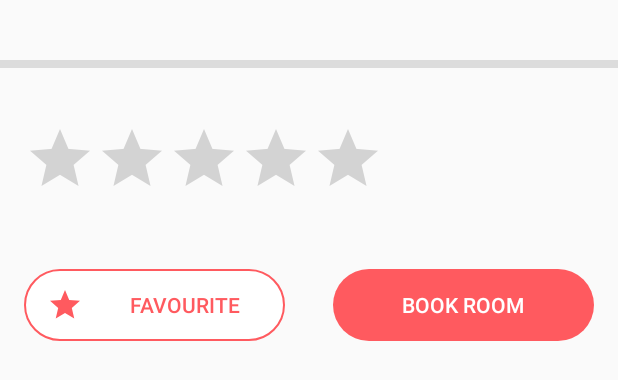
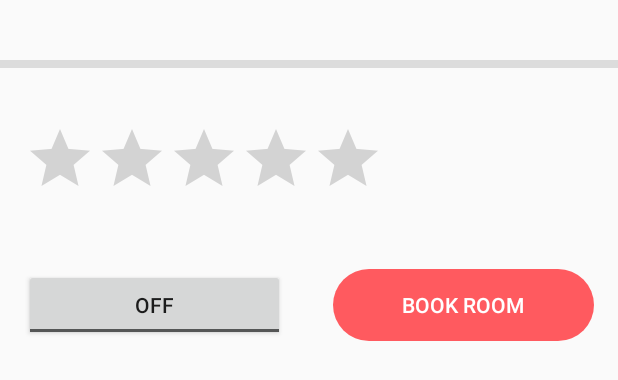
Before and after one commit to LynxHack/CPEN321-AirbnbCrimeTracker, an Android app: the layout bottom_sheet_layout.xml on its own in the app's theme, with its tools: preview values and no code run, on a phone screen of 412 x 824 dp. Shown: the top 380 px of the screen. Run offline under Robolectric (Android 15) with nearby library versions, the phone set to English and light mode, and no system bars; network calls fail.

Commit message:
Fixing favourite

```diff
--- a/frontend/app/src/main/java/com/cpen321/safestay/BottomSheetDialog.java
+++ b/frontend/app/src/main/java/com/cpen321/safestay/BottomSheetDialog.java
@@ -7,12 +7,14 @@ import android.graphics.Bitmap;
 import android.graphics.Canvas;
 import android.graphics.Color;
 import android.graphics.drawable.Drawable;
+import android.media.Image;
 import android.net.Uri;
 import android.os.Bundle;
 import android.view.LayoutInflater;
 import android.view.View;
 import android.view.ViewGroup;
 import android.widget.Button;
+import android.widget.ImageButton;
 import android.widget.ImageView;
 import android.widget.RatingBar;
 import android.widget.TextView;
@@ -71,8 +73,7 @@ public class BottomSheetDialog extends BottomSheetDialogFragment {
         TextView numReviews = v.findViewById(R.id.num_reviews);
         numReviews.setText(rental.getReviewCount() + " Reviews");
 
-        /*ToggleButton favourite = v.findViewById(R.id.favourite);
-        favourite.setChecked(false);*/
+        Button favourite = v.findViewById(R.id.favourite);
 
         Button book = v.findViewById(R.id.book);
         book.setOnClickListener(new View.OnClickListener() {
--- a/frontend/app/src/main/java/com/cpen321/safestay/ui/login/LoginActivity.java
+++ b/frontend/app/src/main/java/com/cpen321/safestay/ui/login/LoginActivity.java
@@ -31,6 +31,7 @@ import com.google.android.gms.auth.api.signin.GoogleSignIn;
 import com.google.android.gms.auth.api.signin.GoogleSignInAccount;
 import com.google.android.gms.auth.api.signin.GoogleSignInClient;
 import com.google.android.gms.auth.api.signin.GoogleSignInOptions;
+import com.google.android.gms.common.SignInButton;
 import com.google.android.gms.common.api.ApiException;
 import com.google.android.gms.tasks.Task;
 
@@ -52,7 +53,7 @@ public class LoginActivity extends AppCompatActivity {
 
         mGoogleSignInClient = GoogleSignIn.getClient(this, gso);
 
-        final Button loginButton = findViewById(R.id.login);
+        final SignInButton loginButton = findViewById(R.id.login);
         // loginButton.setEnabled(true);
         //final ProgressBar loadingProgressBar = findViewById(R.id.loading);
 
--- /dev/null
+++ b/frontend/app/src/main/res/drawable/favourite_shape.xml
@@ -0,0 +1,7 @@
+<?xml version="1.0" encoding="utf-8"?>
+<shape xmlns:android="http://schemas.android.com/apk/res/android"
+    android:shape="rectangle">
+    <solid android:color="@color/white"/>
+    <corners android:radius="150dp"/>
+    <stroke android:width="1dp" android:color="@color/airbnbRed" />
+</shape>
--- a/frontend/app/src/main/res/drawable/favourite_toggle.xml
+++ b/frontend/app/src/main/res/drawable/favourite_toggle.xml
@@ -1,10 +1,8 @@
 <?xml version="1.0" encoding="utf-8"?>
-<shape xmlns:android="http://schemas.android.com/apk/res/android"
-    android:shape="rectangle">
-    <solid android:color="@color/white"/>
-    <corners android:radius="150dp"/>
-    <stroke android:width="1dp" android:color="@color/airbnbRed" />
-</shape>
+<selector xmlns:android="http://schemas.android.com/apk/res/android">
+    <item android:state_checked="true" android:drawable="@drawable/ic_star_favourite"/>
+    <item android:state_checked="true" android:drawable="@drawable/ic_star_hollow"/>
+</selector>
 <!--?xml version="1.0" encoding="utf-8"?>
 <shape xmlns:android="http://schemas.android.com/apk/res/android"
     android:shape="rectangle">
--- a/frontend/app/src/main/res/layout/activity_login.xml
+++ b/frontend/app/src/main/res/layout/activity_login.xml
@@ -11,7 +11,7 @@
     android:paddingBottom="@dimen/activity_vertical_margin"
     tools:context=".ui.login.LoginActivity">
 
-    <Button
+    <com.google.android.gms.common.SignInButton
         android:id="@+id/login"
         android:layout_width="183dp"
         android:layout_height="45dp"
@@ -20,9 +20,6 @@
         android:layout_marginTop="64dp"
         android:layout_marginEnd="32dp"
         android:layout_marginBottom="64dp"
-        android:background="#4285F4"
-        android:text="Sign in with Google"
-        android:textColor="#FFFFFF"
         app:layout_constraintBottom_toBottomOf="parent"
         app:layout_constraintEnd_toEndOf="parent"
         app:layout_constraintStart_toStartOf="parent"
--- a/frontend/app/src/main/res/layout/bottom_sheet_layout.xml
+++ b/frontend/app/src/main/res/layout/bottom_sheet_layout.xml
@@ -82,7 +82,7 @@
         android:layout_height="wrap_content"
         android:layout_gravity="left">
 
-        <Button
+        <!--Button
             android:id="@+id/favourite"
             android:layout_width="0dp"
             android:layout_height="wrap_content"
@@ -96,7 +96,19 @@
             android:paddingLeft="15dp"
             android:drawableLeft="@drawable/ic_star_favourite"
             android:text="Favourite"
-            android:textColor="@color/airbnbRed" />
+            android:textColor="@color/airbnbRed" /-->
+
+        <ToggleButton
+            android:id="@+id/favourite"
+            android:layout_width="0dp"
+            android:layout_height="wrap_content"
+            android:layout_gravity="left"
+            android:layout_marginLeft="16dp"
+            android:layout_marginRight="16dp"
+            android:layout_marginBottom="5dp"
+            android:layout_weight="1"
+            android:drawableStart="@drawable/favourite_toggle"
+            android:drawable="@drawable/favourite_shape"/>
 
         <Button
             android:id="@+id/book"
```
